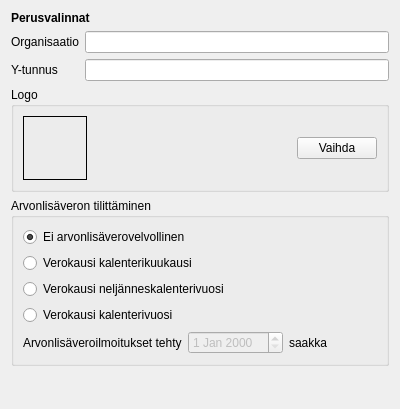
Old version of the form kitupiikki/maaritys/perusvalinnat.ui in the repository artoh/kitupiikki.
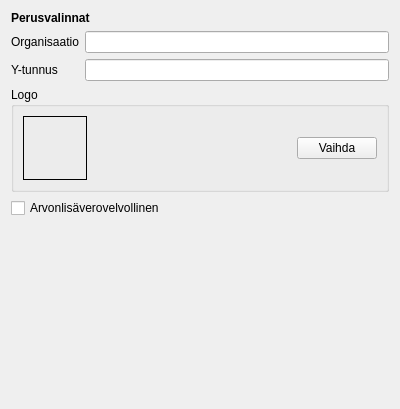
New version of the form.

```diff
--- a/kitupiikki/maaritys/perusvalinnat.ui
+++ b/kitupiikki/maaritys/perusvalinnat.ui
@@ -103,74 +103,10 @@
     </widget>
    </item>
    <item>
-    <widget class="QGroupBox" name="alvRyhma">
-     <property name="font">
-      <font>
-       <weight>50</weight>
-       <bold>false</bold>
-      </font>
+    <widget class="QCheckBox" name="alvCheck">
+     <property name="text">
+      <string>Arvonlisäverovelvollinen</string>
      </property>
-     <property name="title">
-      <string>Arvonlisäveron tilittäminen</string>
-     </property>
-     <layout class="QVBoxLayout" name="verticalLayout">
-      <item>
-       <widget class="QRadioButton" name="eiAlvRadio">
-        <property name="text">
-         <string>Ei arvonlisäverovelvollinen</string>
-        </property>
-        <property name="checked">
-         <bool>true</bool>
-        </property>
-       </widget>
-      </item>
-      <item>
-       <widget class="QRadioButton" name="alvKuukausiRadio">
-        <property name="text">
-         <string>Verokausi kalenterikuukausi</string>
-        </property>
-       </widget>
-      </item>
-      <item>
-       <widget class="QRadioButton" name="alvNeljannesRadio">
-        <property name="text">
-         <string>Verokausi neljänneskalenterivuosi</string>
-        </property>
-       </widget>
-      </item>
-      <item>
-       <widget class="QRadioButton" name="alvVuosiRadio">
-        <property name="text">
-         <string>Verokausi kalenterivuosi</string>
-        </property>
-       </widget>
-      </item>
-      <item>
-       <layout class="QHBoxLayout" name="horizontalLayout_2">
-        <item>
-         <widget class="QLabel" name="label_4">
-          <property name="text">
-           <string>Arvonlisäveroilmoitukset tehty</string>
-          </property>
-         </widget>
-        </item>
-        <item>
-         <widget class="QDateEdit" name="alvTehtyDate">
-          <property name="enabled">
-           <bool>false</bool>
-          </property>
-         </widget>
-        </item>
-        <item>
-         <widget class="QLabel" name="label_5">
-          <property name="text">
-           <string>saakka</string>
-          </property>
-         </widget>
-        </item>
-       </layout>
-      </item>
-     </layout>
     </widget>
    </item>
    <item>
```
Left out of the diff: 19 changed lines with no effect on the pictures.
